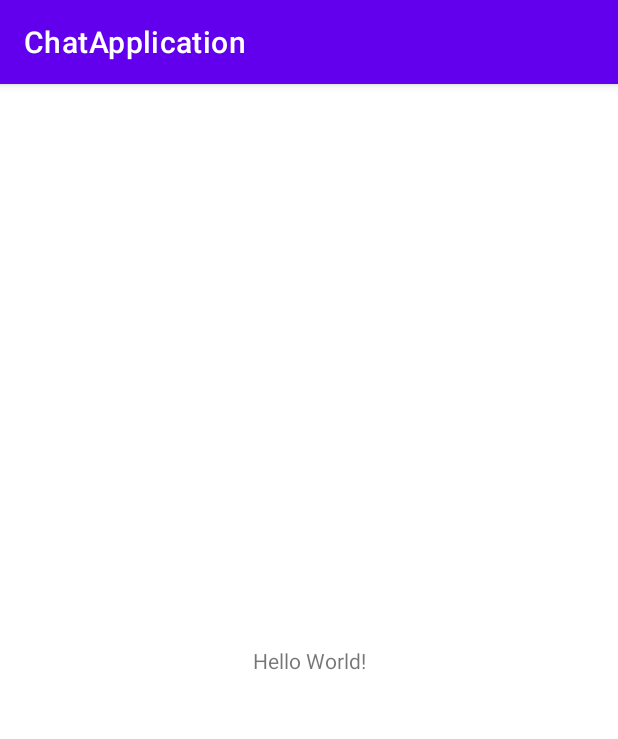
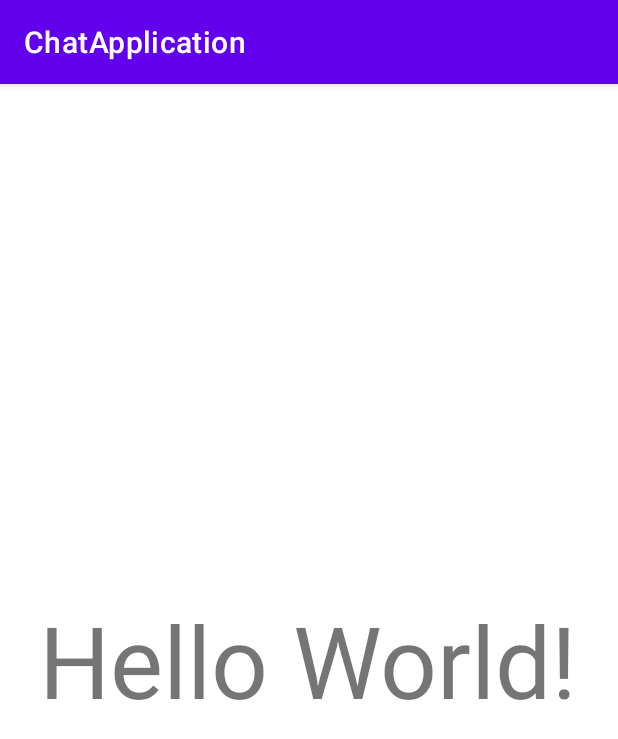
Before and after one commit to leobwatt/ChatApplication, an Android app: the screen it shows after launch (MainActivity), on a phone screen of 412 x 824 dp. Shown: the top 739 px of the screen. Run offline under Robolectric (Android 15) with nearby library versions, the light colour scheme and no system bars.

Commit message:
changed to RelativeLayout and few small changes

```diff
--- a/app/src/main/res/layout/activity_main.xml
+++ b/app/src/main/res/layout/activity_main.xml
@@ -1,5 +1,5 @@
 <?xml version="1.0" encoding="utf-8"?>
-<androidx.constraintlayout.widget.ConstraintLayout xmlns:android="http://schemas.android.com/apk/res/android"
+<RelativeLayout xmlns:android="http://schemas.android.com/apk/res/android"
     xmlns:app="http://schemas.android.com/apk/res-auto"
     xmlns:tools="http://schemas.android.com/tools"
     android:layout_width="match_parent"
@@ -10,9 +10,9 @@
         android:layout_width="wrap_content"
         android:layout_height="wrap_content"
         android:text="Hello World!"
-        app:layout_constraintBottom_toBottomOf="parent"
-        app:layout_constraintLeft_toLeftOf="parent"
-        app:layout_constraintRight_toRightOf="parent"
-        app:layout_constraintTop_toTopOf="parent" />
+        android:layout_centerVertical="true"
+        android:layout_centerHorizontal="true"
+        android:textSize="100px"
+    />
 
-</androidx.constraintlayout.widget.ConstraintLayout>
+</RelativeLayout>
```
